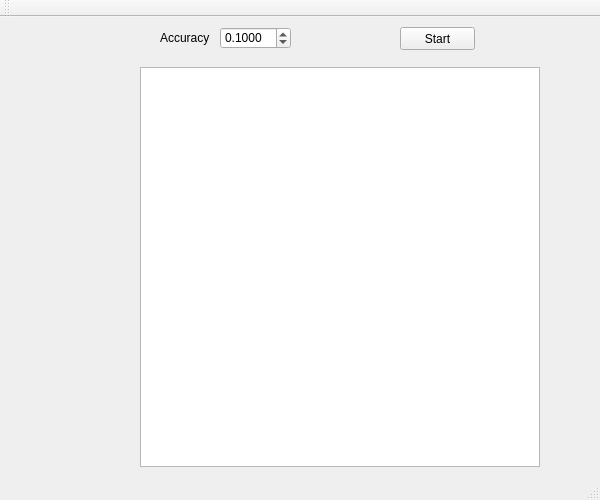
qbrefort/sonar, file mainwindow.ui: the form before one commit.
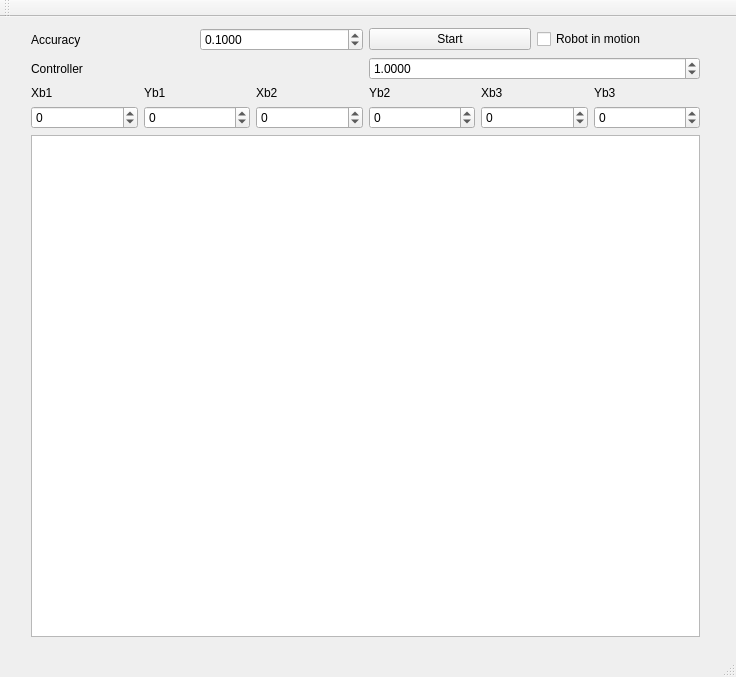
The form after the commit.

Commit message: Artifact added, improved controller.

The edit to the form file:
```diff
--- a/mainwindow.ui
+++ b/mainwindow.ui
@@ -6,83 +6,317 @@
    <rect>
     <x>0</x>
     <y>0</y>
-    <width>600</width>
-    <height>500</height>
+    <width>736</width>
+    <height>677</height>
    </rect>
   </property>
   <property name="windowTitle">
    <string>MainWindow</string>
   </property>
   <widget class="QWidget" name="centralWidget">
-   <widget class="QPushButton" name="ButtonStart">
+   <widget class="QWidget" name="verticalLayoutWidget">
     <property name="geometry">
      <rect>
-      <x>400</x>
-      <y>10</y>
-      <width>75</width>
-      <height>23</height>
+      <x>20</x>
+      <y>0</y>
+      <width>691</width>
+      <height>631</height>
      </rect>
     </property>
-    <property name="text">
-     <string>Start</string>
-    </property>
-   </widget>
-   <widget class="QDoubleSpinBox" name="EpsilonSpinBox">
-    <property name="geometry">
-     <rect>
-      <x>220</x>
-      <y>10</y>
-      <width>71</width>
-      <height>22</height>
-     </rect>
-    </property>
-    <property name="locale">
-     <locale language="English" country="UnitedStates"/>
-    </property>
-    <property name="decimals">
-     <number>4</number>
-    </property>
-    <property name="minimum">
-     <double>0.010000000000000</double>
-    </property>
-    <property name="maximum">
-     <double>1.000000000000000</double>
-    </property>
-    <property name="singleStep">
-     <double>0.100000000000000</double>
-    </property>
-    <property name="value">
-     <double>0.100000000000000</double>
-    </property>
-   </widget>
-   <widget class="QLabel" name="label_Epsilon">
-    <property name="geometry">
-     <rect>
-      <x>160</x>
-      <y>10</y>
-      <width>61</width>
-      <height>21</height>
-     </rect>
-    </property>
-    <property name="text">
-     <string>Accuracy</string>
-    </property>
-   </widget>
-   <widget class="QGraphicsView" name="graphicsView">
-    <property name="geometry">
-     <rect>
-      <x>140</x>
-      <y>50</y>
-      <width>400</width>
-      <height>400</height>
-     </rect>
-    </property>
-    <property name="verticalScrollBarPolicy">
-     <enum>Qt::ScrollBarAlwaysOff</enum>
-    </property>
-    <property name="horizontalScrollBarPolicy">
-     <enum>Qt::ScrollBarAlwaysOff</enum>
-    </property>
+    <layout class="QVBoxLayout" name="verticalLayout">
+     <item>
+      <layout class="QHBoxLayout" name="horizontalLayout">
+       <item>
+        <widget class="QLabel" name="label_Epsilon">
+         <property name="text">
+          <string>Accuracy</string>
+         </property>
+        </widget>
+       </item>
+       <item>
+        <widget class="QDoubleSpinBox" name="EpsilonSpinBox">
+         <property name="locale">
+          <locale language="English" country="UnitedStates"/>
+         </property>
+         <property name="decimals">
+          <number>4</number>
+         </property>
+         <property name="minimum">
+          <double>0.010000000000000</double>
+         </property>
+         <property name="maximum">
+          <double>1.000000000000000</double>
+         </property>
+         <property name="singleStep">
+          <double>0.100000000000000</double>
+         </property>
+         <property name="value">
+          <double>0.100000000000000</double>
+         </property>
+        </widget>
+       </item>
+       <item>
+        <widget class="QPushButton" name="ButtonStart">
+         <property name="text">
+          <string>Start</string>
+         </property>
+        </widget>
+       </item>
+       <item>
+        <widget class="QCheckBox" name="checkBox">
+         <property name="text">
+          <string>Robot in motion</string>
+         </property>
+        </widget>
+       </item>
+      </layout>
+     </item>
+     <item>
+      <layout class="QHBoxLayout" name="horizontalLayout_3">
+       <item>
+        <widget class="QLabel" name="label_Epsilon_2">
+         <property name="text">
+          <string>Controller</string>
+         </property>
+        </widget>
+       </item>
+       <item>
+        <widget class="QDoubleSpinBox" name="KpSpinBox">
+         <property name="locale">
+          <locale language="English" country="UnitedStates"/>
+         </property>
+         <property name="decimals">
+          <number>4</number>
+         </property>
+         <property name="minimum">
+          <double>0.000000000000000</double>
+         </property>
+         <property name="maximum">
+          <double>10.000000000000000</double>
+         </property>
+         <property name="singleStep">
+          <double>0.100000000000000</double>
+         </property>
+         <property name="value">
+          <double>1.000000000000000</double>
+         </property>
+        </widget>
+       </item>
+      </layout>
+     </item>
+     <item>
+      <layout class="QHBoxLayout" name="horizontalLayout_4">
+       <item>
+        <layout class="QVBoxLayout" name="verticalLayout_2">
+         <item>
+          <widget class="QLabel" name="label_Epsilon_3">
+           <property name="text">
+            <string>Xb1</string>
+           </property>
+          </widget>
+         </item>
+         <item>
+          <widget class="QDoubleSpinBox" name="xb1_SpinBox">
+           <property name="locale">
+            <locale language="English" country="UnitedStates"/>
+           </property>
+           <property name="decimals">
+            <number>0</number>
+           </property>
+           <property name="minimum">
+            <double>-20.000000000000000</double>
+           </property>
+           <property name="maximum">
+            <double>20.000000000000000</double>
+           </property>
+           <property name="singleStep">
+            <double>1.000000000000000</double>
+           </property>
+           <property name="value">
+            <double>0.000000000000000</double>
+           </property>
+          </widget>
+         </item>
+        </layout>
+       </item>
+       <item>
+        <layout class="QVBoxLayout" name="verticalLayout_3">
+         <item>
+          <widget class="QLabel" name="label_Epsilon_4">
+           <property name="text">
+            <string>Yb1</string>
+           </property>
+          </widget>
+         </item>
+         <item>
+          <widget class="QDoubleSpinBox" name="yb1_SpinBox">
+           <property name="locale">
+            <locale language="English" country="UnitedStates"/>
+           </property>
+           <property name="decimals">
+            <number>0</number>
+           </property>
+           <property name="minimum">
+            <double>-20.000000000000000</double>
+           </property>
+           <property name="maximum">
+            <double>20.000000000000000</double>
+           </property>
+           <property name="singleStep">
+            <double>1.000000000000000</double>
+           </property>
+           <property name="value">
+            <double>0.000000000000000</double>
+           </property>
+          </widget>
+         </item>
+        </layout>
+       </item>
+       <item>
+        <layout class="QVBoxLayout" name="verticalLayout_4">
+         <item>
+          <widget class="QLabel" name="label_Epsilon_5">
+           <property name="text">
+            <string>Xb2</string>
+           </property>
+          </widget>
+         </item>
+         <item>
+          <widget class="QDoubleSpinBox" name="xb2_SpinBox">
+           <property name="locale">
+            <locale language="English" country="UnitedStates"/>
+           </property>
+           <property name="decimals">
+            <number>0</number>
+           </property>
+           <property name="minimum">
+            <double>-20.000000000000000</double>
+           </property>
+           <property name="maximum">
+            <double>20.000000000000000</double>
+           </property>
+           <property name="singleStep">
+            <double>1.000000000000000</double>
+           </property>
+           <property name="value">
+            <double>0.000000000000000</double>
+           </property>
+          </widget>
+         </item>
+        </layout>
+       </item>
+       <item>
+        <layout class="QVBoxLayout" name="verticalLayout_5">
+         <item>
+          <widget class="QLabel" name="label_Epsilon_6">
+           <property name="text">
+            <string>Yb2</string>
+           </property>
+          </widget>
+         </item>
+         <item>
+          <widget class="QDoubleSpinBox" name="yb2_SpinBox">
+           <property name="locale">
+            <locale language="English" country="UnitedStates"/>
+           </property>
+           <property name="decimals">
+            <number>0</number>
+           </property>
+           <property name="minimum">
+            <double>-20.000000000000000</double>
+           </property>
+           <property name="maximum">
+            <double>20.000000000000000</double>
+           </property>
+           <property name="singleStep">
+            <double>1.000000000000000</double>
+           </property>
+           <property name="value">
+            <double>0.000000000000000</double>
+           </property>
+          </widget>
+         </item>
+        </layout>
+       </item>
+       <item>
+        <layout class="QVBoxLayout" name="verticalLayout_6">
+         <item>
+          <widget class="QLabel" name="label_Epsilon_7">
+           <property name="text">
+            <string>Xb3</string>
+           </property>
+          </widget>
+         </item>
+         <item>
+          <widget class="QDoubleSpinBox" name="xb3_SpinBox">
+           <property name="locale">
+            <locale language="English" country="UnitedStates"/>
+           </property>
+           <property name="decimals">
+            <number>0</number>
+           </property>
+           <property name="minimum">
+            <double>-20.000000000000000</double>
+           </property>
+           <property name="maximum">
+            <double>20.000000000000000</double>
+           </property>
+           <property name="singleStep">
+            <double>1.000000000000000</double>
+           </property>
+           <property name="value">
+            <double>0.000000000000000</double>
+           </property>
+          </widget>
+         </item>
+        </layout>
+       </item>
+       <item>
+        <layout class="QVBoxLayout" name="verticalLayout_8">
+         <item>
+          <widget class="QLabel" name="label_Epsilon_9">
+           <property name="text">
+            <string>Yb3</string>
+           </property>
+          </widget>
+         </item>
+         <item>
+          <widget class="QDoubleSpinBox" name="yb3_SpinBox">
+           <property name="locale">
+            <locale language="English" country="UnitedStates"/>
+           </property>
+           <property name="decimals">
+            <number>0</number>
+           </property>
+           <property name="minimum">
+            <double>-20.000000000000000</double>
+           </property>
+           <property name="maximum">
+            <double>20.000000000000000</double>
+           </property>
+           <property name="singleStep">
+            <double>1.000000000000000</double>
+           </property>
+           <property name="value">
+            <double>0.000000000000000</double>
+           </property>
+          </widget>
+         </item>
+        </layout>
+       </item>
+      </layout>
+     </item>
+     <item>
+      <widget class="QGraphicsView" name="graphicsView">
+       <property name="verticalScrollBarPolicy">
+        <enum>Qt::ScrollBarAlwaysOff</enum>
+       </property>
+       <property name="horizontalScrollBarPolicy">
+        <enum>Qt::ScrollBarAlwaysOff</enum>
+       </property>
+      </widget>
+     </item>
+    </layout>
    </widget>
   </widget>
   <widget class="QMenuBar" name="menuBar">
```
Left out of the diff: 4 changed lines with no effect on the pictures. The commit also changes 5 other files.
